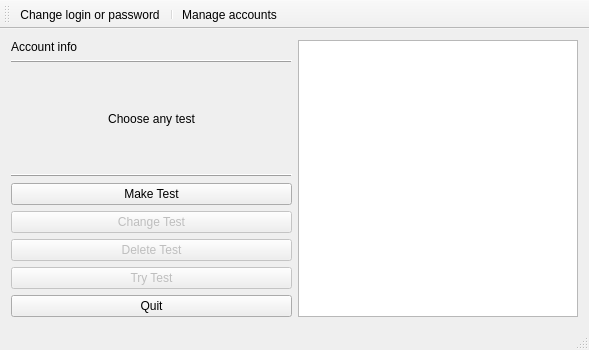
Above: createwindow.ui from Wooderan/TestiMy before the change. Below: the same form after it.
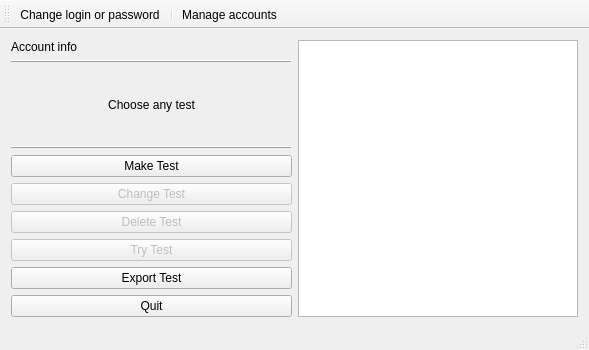
That is the form after the change.

Commit message: Can now export tests in nice txt

```diff
--- a/createwindow.ui
+++ b/createwindow.ui
@@ -16,7 +16,7 @@
   <widget class="QWidget" name="centralWidget">
    <layout class="QHBoxLayout" name="horizontalLayout" stretch="3,3">
     <item>
-     <layout class="QVBoxLayout" name="verticalLayout" stretch="0,0,1,0,0,0">
+     <layout class="QVBoxLayout" name="verticalLayout" stretch="0,0,1,0,0,0,0">
       <item>
        <widget class="QLabel" name="label_accountInfo">
         <property name="text">
@@ -95,6 +95,13 @@
         </item>
        </layout>
       </item>
+      <item>
+       <widget class="QPushButton" name="pushButton_export">
+        <property name="text">
+         <string>Export Test</string>
+        </property>
+       </widget>
+      </item>
       <item>
        <widget class="QPushButton" name="pushButton">
         <property name="text">
```
The commit also changes 4 other files.
